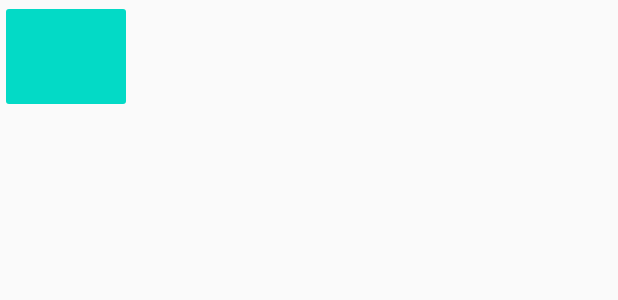
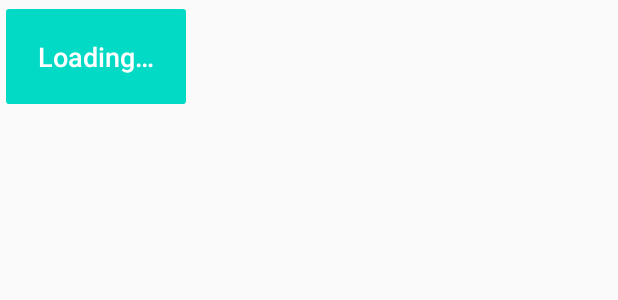
Before and after one commit to NightOwlDevelopers/OneTapXpBooster, an Android app: the layout product_button.xml on its own in the app's theme, with its tools: preview values and no code run, on a phone screen of 412 x 824 dp. Shown: the top 300 px of the screen. Run offline under Robolectric (Android 15) with nearby library versions, the phone set to English and light mode, and no system bars.

Commit message:
UI Optimisation 5

```diff
--- a/app/build.gradle
+++ b/app/build.gradle
@@ -12,8 +12,8 @@ android {
         applicationId "com.nightowldevelopers.onetapxpboost"
         minSdkVersion 16
         targetSdkVersion 29
-        versionCode 38
-        versionName "2.7.1"
+        versionCode 39
+        versionName "2.7.2"
         testInstrumentationRunner "androidx.test.runner.AndroidJUnitRunner"
     }
     buildTypes {
--- a/app/src/main/res/layout/product_button.xml
+++ b/app/src/main/res/layout/product_button.xml
@@ -4,6 +4,6 @@
         android:layout_width="wrap_content"
         android:layout_height="75dp"
         android:paddingLeft="25dp"
-        android:paddingRight="25dp" android:textAllCaps="false"
-        android:textColor="@color/ButtonTextColor" android:textSize="18sp"
-        android:theme="@style/Base.Theme.MaterialComponents.Dialog"/>
+        android:paddingRight="25dp" android:text="@string/loading"
+        android:textAllCaps="false" android:textColor="@color/ButtonTextColor"
+        android:textSize="18sp" android:theme="@style/Base.Theme.MaterialComponents.Dialog"/>
```
